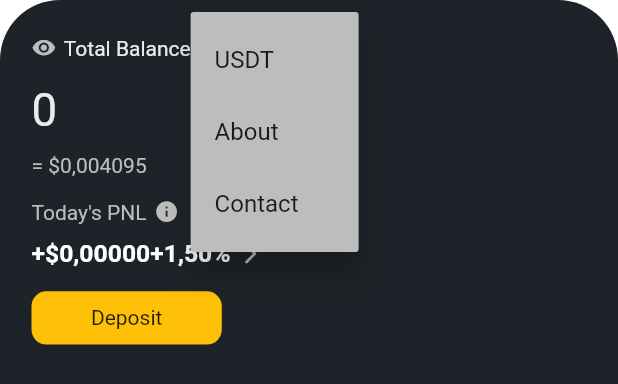
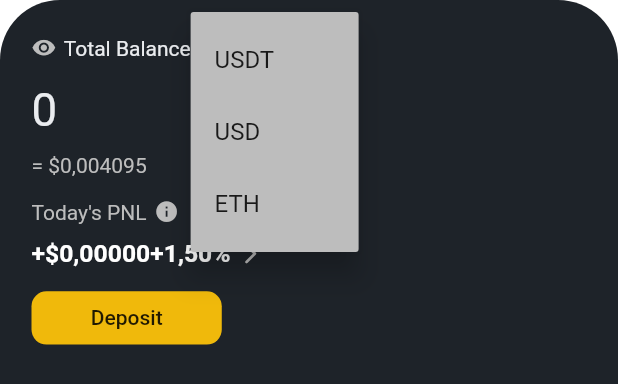
Before and after one commit to MorgueMorg/Flutter-Binance-App, a Flutter app: the UpperCart widget shown alone on an empty page, opened directly, after a tap on the "more vert" icon, on a phone screen of 412 x 824 dp. Shown: the top 384 px of the screen. Run offline on Flutter 3.47's test engine with Material 2 defaults, Android fonts, the light colour scheme and no system bars; our stand-ins replace dio, equatable, flutter_bloc, flutter_svg, get_it, go_router; network calls fail.

Commit message:
Updated wallets screen :small_airplane:

```diff
--- a/lib/features/screens/wallets/components/body.dart
+++ b/lib/features/screens/wallets/components/body.dart
@@ -1,6 +1,6 @@
 import 'package:binance_clone/components/custom_tap_bar.dart';
 import 'package:binance_clone/components/size_config.dart';
-import 'package:binance_clone/features/screens/wallets/components/upper_cart.dart';
+import 'package:binance_clone/features/screens/wallets/components/balance_list.dart';
 import 'package:flutter/material.dart';
 
 class Body extends StatelessWidget {
@@ -14,7 +14,7 @@ class Body extends StatelessWidget {
         SizedBox(
           height: getProportionateScreenHeight(15),
         ),
-        const UpperCart(),
+        const BalanceList(),
       ],
     );
   }
--- a/lib/features/screens/wallets/components/upper_cart.dart
+++ b/lib/features/screens/wallets/components/upper_cart.dart
@@ -50,10 +50,10 @@ class UpperCart extends StatelessWidget {
                               child: Text("USDT"),
                             ),
                             PopupMenuItem(
-                              child: Text("About"),
+                              child: Text("USD"),
                             ),
                             PopupMenuItem(
-                              child: Text("Contact"),
+                              child: Text("ETH"),
                             )
                           ];
                         },
@@ -116,10 +116,13 @@ class UpperCart extends StatelessWidget {
                     height: getProportionateScreenHeight(35),
                     width: getProportionateScreenHeight(125),
                     decoration: const BoxDecoration(
-                        color: Colors.amber,
+                        color: secondaryDarkColor,
                         borderRadius: BorderRadius.all(Radius.circular(10))),
                     child: const Center(
-                      child: Text("Deposit"),
+                      child: Text(
+                        "Deposit",
+                        style: TextStyle(fontWeight: FontWeight.w500),
+                      ),
                     ),
                   ),
                   SizedBox(height: getProportionateScreenHeight(10)),
```
Also changed, not shown: lib/features/screens/wallets/components/balance_list.dart (added, +97 -0 lines).
